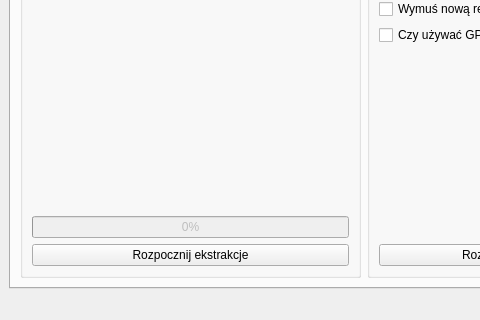
Qt form form.ui (laggenerator/Photogrammetry) before a commit; both pictures show x 0 to 480 and y 346 to 666 of the 1076 by 666 pixel window.
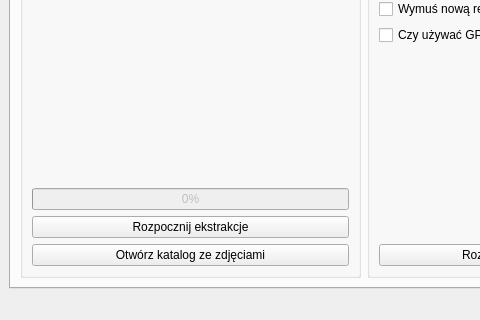
The same form after that commit.

The edit to the form file:
```diff
--- a/form.ui
+++ b/form.ui
@@ -175,6 +175,13 @@
                  </property>
                 </widget>
                </item>
+               <item>
+                <widget class="QPushButton" name="katalogButton">
+                 <property name="text">
+                  <string>Otwórz katalog ze zdjęciami</string>
+                 </property>
+                </widget>
+               </item>
               </layout>
              </item>
              <item row="2" column="0">
```
Left out of the diff: 96 changed lines with no effect on the pictures.
